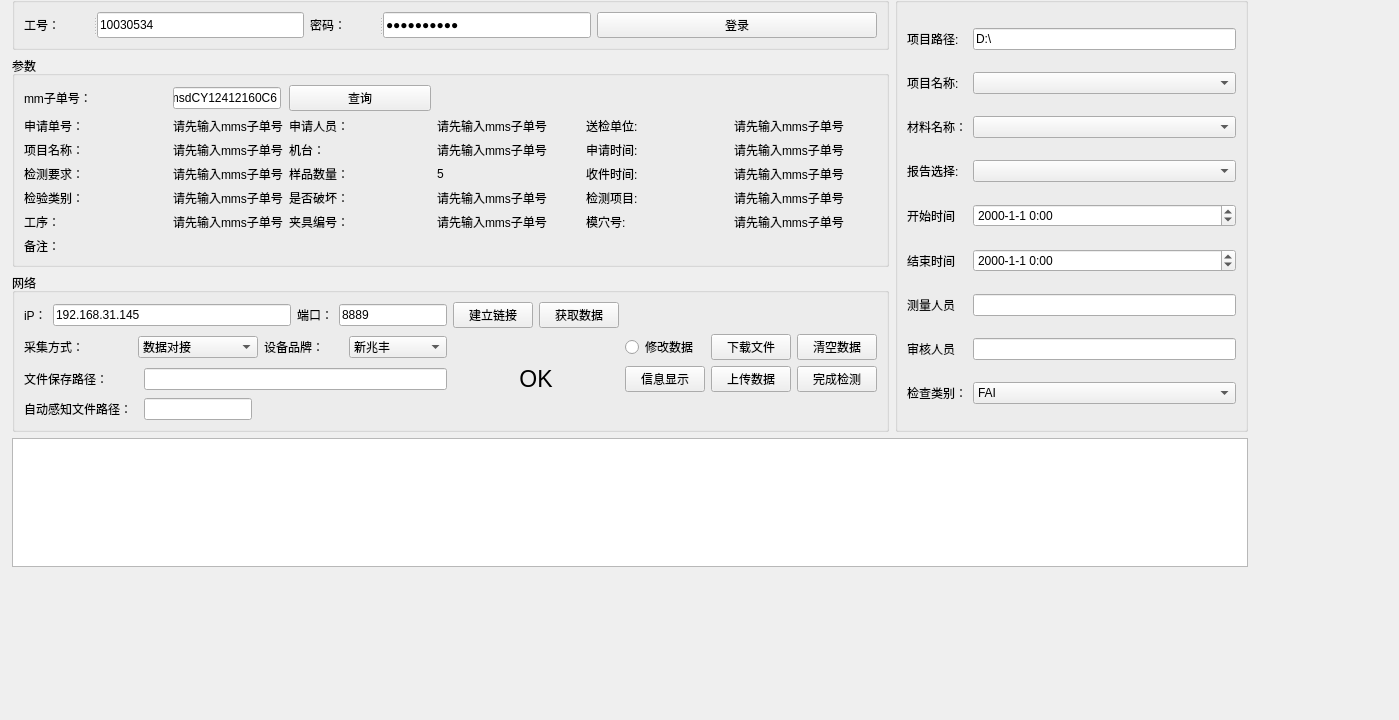
First picture: the form in zw_project_1_0/operationinterface.ui, repository PX007XP/LY_SDK, before the edit.
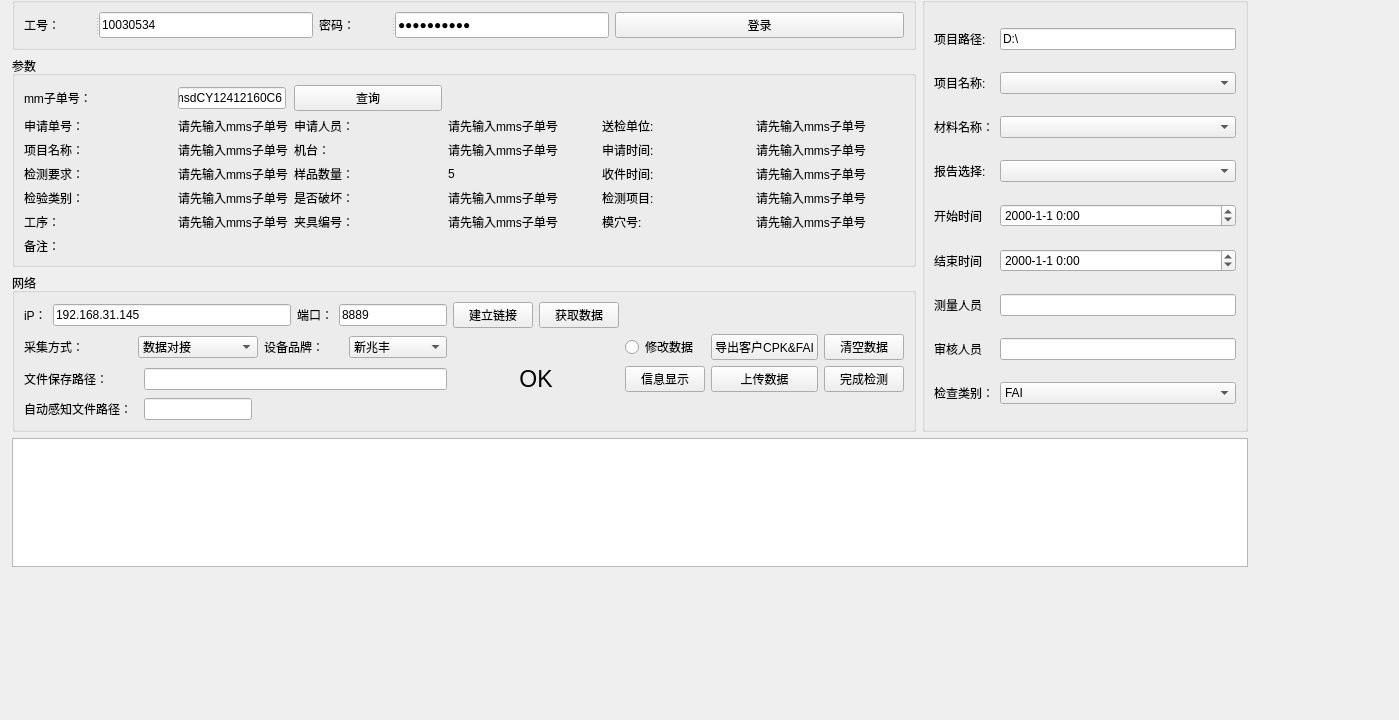
Second picture: the form after the edit. Custom widgets are drawn as their Qt base class.

Commit message: 下载文件按钮更名为导出客户CPK&FAI

Diff of the .ui file:
```diff
--- a/zw_project_1_0/operationinterface.ui
+++ b/zw_project_1_0/operationinterface.ui
@@ -540,7 +540,7 @@
            <item row="1" column="10">
             <widget class="QPushButton" name="DownLoadFileButton">
              <property name="text">
-              <string>下载文件</string>
+              <string>导出客户CPK&amp;&amp;FAI</string>
              </property>
             </widget>
            </item>
```
The commit also changes 1 other file.
